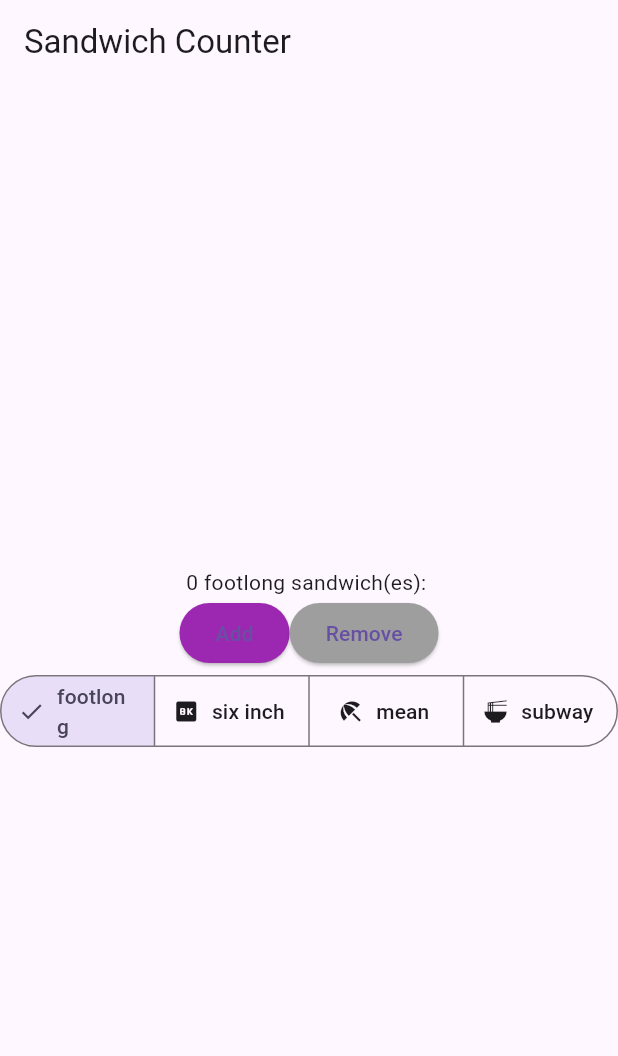
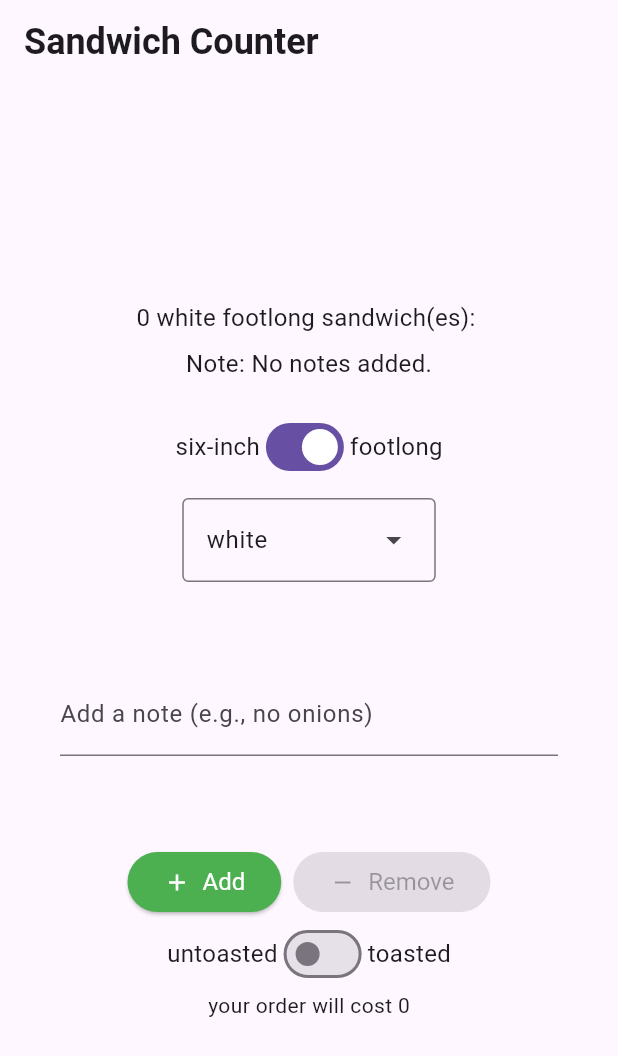
Before and after one commit to Finn-Cullen/sandwitch-shop, a Flutter app: the screen it shows after launch, on a phone screen of 412 x 824 dp. Shown: the top 1056 px of the screen. Run offline on Flutter 3.47's test engine with Material 3 defaults, Android fonts, the phone set to English and light mode, and no system bars.

Commit message:
worksheet 4 done

```diff
--- a/lib/main.dart
+++ b/lib/main.dart
@@ -1,4 +1,7 @@
 import 'package:flutter/material.dart';
+import 'views/app_styles.dart';
+import 'repositories/order_repository.dart';
+import 'repositories/price_calc.dart';
 
 // how to push file
 
@@ -7,6 +10,8 @@
 // git add "file name"
 // git commit -m "Set Up the Project"
 // git push
+
+enum BreadType { white, wheat, wholemeal }
 
 void main() {
   runApp(const App());
@@ -24,13 +29,6 @@
   }
 }
 
-enum sandwitches{
-  footlong("footlong"),mean("mean"),sixinch("six inch"),subway("subway");
-
-  const sandwitches(this.label);
-  final String label;
-}
-
 class OrderScreen extends StatefulWidget {
   final int maxQuantity;
 
@@ -43,108 +41,238 @@
 }
 
 class _OrderScreenState extends State<OrderScreen> {
-  int _quantity = 0;
-  String sandwitch = "footlong";
-  sandwitches sw = sandwitches.footlong;
+  late final OrderRepository _orderRepository;
+  late final PriceCalc _priceCalc;
+  final TextEditingController _notesController = TextEditingController();
+  bool _isFootlong = true;
+  int price = 0;
+  bool _isToasted = false;
+  BreadType _selectedBreadType = BreadType.white;
+
+  @override
+  void initState() {
+    super.initState();
+    _priceCalc = PriceCalc();
+    _orderRepository = OrderRepository(maxQuantity: widget.maxQuantity);
+    _notesController.addListener(() {
+      setState(() {});
+    });
+  }
+
+  @override
+  void dispose() {
+    _notesController.dispose();
+    super.dispose();
+  }
+
+  VoidCallback? _getIncreaseCallback() {
+    if (_orderRepository.canIncrement) {
+      return () => setState(_orderRepository.increment);
+    }
+    return null;
+  }
+
+  VoidCallback? _getDecreaseCallback() {
+    if (_orderRepository.canDecrement) {
+      return () => setState(_orderRepository.decrement);
+    }
+    return null;
+  }
+
+  void _onSandwichTypeChanged(bool value) {
+    setState(() => _isFootlong = value);
+  }
+
+  void _onBreadTypeSelected(BreadType? value) {
+    if (value != null) {
+      setState(() => _selectedBreadType = value);
+    }
+  }
+
+  List<DropdownMenuEntry<BreadType>> _buildDropdownEntries() {
+    List<DropdownMenuEntry<BreadType>> entries = [];
+    for (BreadType bread in BreadType.values) {
+      DropdownMenuEntry<BreadType> newEntry = DropdownMenuEntry<BreadType>(
+        value: bread,
+        label: bread.name,
+      );
+      entries.add(newEntry);
+    }
+    return entries;
+  }
 
   @override
   Widget build(BuildContext context) {
+    String sandwichType = 'footlong';
+    if (!_isFootlong) {
+      sandwichType = 'six-inch';
+    }
+
+    price = _priceCalc.calcprice(_orderRepository.quantity,_isFootlong);
+
+    String noteForDisplay;
+    if (_notesController.text.isEmpty) {
+      noteForDisplay = 'No notes added.';
+    } else {
+      noteForDisplay = _notesController.text;
+    }
+
     return Scaffold(
       appBar: AppBar(
-        title: const Text('Sandwich Counter'),
+        title: const Text(
+          'Sandwich Counter',
+          style: heading1,
+        ),
       ),
       body: Center(
         child: Column(
-
           mainAxisAlignment: MainAxisAlignment.center,
           children: <Widget>[
             OrderItemDisplay(
-              _quantity,
-              sandwitch,
+              quantity: _orderRepository.quantity,
+              itemType: sandwichType,
+              breadType: _selectedBreadType,
+              orderNote: noteForDisplay,
+            ),
+            const SizedBox(height: 20),
+            Row(
+              mainAxisAlignment: MainAxisAlignment.center,
+              children: [
+                const Text('six-inch', style: normalText),
+                Switch(
+                  key: const Key('aaaaaa'),
+                  value: _isFootlong,
+                  onChanged: _onSandwichTypeChanged,
+                ),
+                const Text('footlong', style: normalText),
+              ],
+            ),
+            const SizedBox(height: 10),
+            DropdownMenu<BreadType>(
+              textStyle: normalText,
+              initialSelection: _selectedBreadType,
+              onSelected: _onBreadTypeSelected,
+              dropdownMenuEntries: _buildDropdownEntries(),
+            ),
+            const SizedBox(height: 20),
+            Padding(
+              padding: const EdgeInsets.all(40.0),
+              child: TextField(
+                key: const Key('notes_textfield'),
+                controller: _notesController,
+                decoration: const InputDecoration(
+                  labelText: 'Add a note (e.g., no onions)',
+                ),
+              ),
+            ),
+            const SizedBox(height: 20),
+            Row(
+              mainAxisAlignment: MainAxisAlignment.center,
+              children: [
+                StyledButton(
+                  onPressed: _getIncreaseCallback(),
+                  icon: Icons.add,
+                  label: 'Add',
+                  backgroundColor: Colors.green,
+                ),
+                const SizedBox(width: 8),
+                StyledButton(
+                  onPressed: _getDecreaseCallback(),
+                  icon: Icons.remove,
+                  label: 'Remove',
+                  backgroundColor: Colors.red,
+                ),
+              ],
             ),
             Row(
               mainAxisAlignment: MainAxisAlignment.center,
               children: [
-                ElevatedButton(
-                  style: ElevatedButton.styleFrom(
-                    backgroundColor: ret_col(Colors.purple,true),
-                  ),
-                  onPressed: _increaseQuantity,
-                  child: const Text('Add'),
+                const Text('untoasted', style: normalText),
+                Switch(
+                  key: const Key('bbb'),
+                  value: _isToasted,
+                  onChanged: (value) {
+                    setState(() => _isToasted = value);
+                  },
                 ),
-                ElevatedButton(
-                  style: ElevatedButton.styleFrom(
-                    backgroundColor: ret_col(Colors.green,false),
-                  ),
-                  onPressed: _decreaseQuantity,
-                  child: const Text('Remove'),
-                ),
+                const Text('toasted', style: normalText),
               ],
             ),
-
-            SegmentedButton<sandwitches>(
-              segments: const <ButtonSegment<sandwitches>>[
-                ButtonSegment<sandwitches>(
-                  value: sandwitches.footlong,
-                  label: Text('footlong'),
-                  icon: Icon(Icons.safety_check)),
-                ButtonSegment<sandwitches>(
-                  value: sandwitches.sixinch,
-                  label: Text('six inch'),
-                  icon: Icon(Icons.eight_k)),
-                ButtonSegment<sandwitches>(
-                  value: sandwitches.mean,
-                  label: Text('mean'),
-                  icon: Icon(Icons.beach_access_sharp)),
-                ButtonSegment<sandwitches>(
-                  value: sandwitches.subway,
-                  label: Text('subway'),
-                  icon: Icon(Icons.ramen_dining)),
-                ],
-              selected: <sandwitches>{sw},
-
-              onSelectionChanged: (Set<sandwitches> newSelection){
-                setState(() {
-                  sw = newSelection.first;
-                  sandwitch = sw.label;
-                });
-              }
-
-            )
-
+            Text('your order will cost '+price.toString()), // displays price
           ],
         ),
       ),
     );
   }
+}
 
-  MaterialColor ret_col(MaterialColor col, bool great){
-    if(!great){if(_quantity <= 0){col = Colors.grey;}}
-    if(great){if(_quantity >= widget.maxQuantity){col = Colors.grey;}}
-    return col;
-  }
+class StyledButton extends StatelessWidget {
+  final VoidCallback? onPressed;
+  final IconData icon;
+  final String label;
+  final Color backgroundColor;
 
-  void _increaseQuantity() {
-    if (_quantity < widget.maxQuantity) {
-      setState(() => _quantity++);
-    }
-  }
+  const StyledButton({
+    super.key,
+    required this.onPressed,
+    required this.icon,
+    required this.label,
+    required this.backgroundColor,
+  });
 
-  void _decreaseQuantity() {
-    if (_quantity > 0) {
-      setState(() => _quantity--);
-    }
+  @override
+  Widget build(BuildContext context) {
+    ButtonStyle myButtonStyle = ElevatedButton.styleFrom(
+      backgroundColor: backgroundColor,
+      foregroundColor: Colors.white,
+      textStyle: normalText,
+    );
+
+    return ElevatedButton(
+      onPressed: onPressed,
+      style: myButtonStyle,
+      child: Row(
+        children: [
+          Icon(icon),
+          const SizedBox(width: 8),
+          Text(label),
+        ],
+      ),
+    );
   }
 }
 
 class OrderItemDisplay extends StatelessWidget {
+  final int quantity;
   final String itemType;
-  final int quantity;
+  final BreadType breadType;
+  final String orderNote;
 
-  const OrderItemDisplay(this.quantity, this.itemType,{super.key});
+  const OrderItemDisplay({
+    super.key,
+    required this.quantity,
+    required this.itemType,
+    required this.breadType,
+    required this.orderNote,
+  });
 
   @override
   Widget build(BuildContext context) {
-    return Text('$quantity $itemType sandwich(es): ${'🥪' * quantity}');
+    String displayText =
+        '$quantity ${breadType.name} $itemType sandwich(es): ${'🥪' * quantity}';
+
+    return Column(
+      children: [
+        Text(
+          displayText,
+          style: normalText,
+        ),
+        const SizedBox(height: 8),
+        Text(
+          'Note: $orderNote',
+          style: normalText,
+        ),
+      ],
+    );
   }
 }
--- /dev/null
+++ b/lib/repositories/order_repository.dart
@@ -0,0 +1,23 @@
+class OrderRepository {
+  int _quantity = 0;
+  final int maxQuantity;
+
+  OrderRepository({required this.maxQuantity});
+
+  int get quantity => _quantity;
+
+  bool get canIncrement => _quantity < maxQuantity;
+  bool get canDecrement => _quantity > 0;
+
+  void increment() {
+    if (canIncrement) {
+      _quantity++;
+    }
+  }
+
+  void decrement() {
+    if (canDecrement) {
+      _quantity--;
+    }
+  }
+}
--- /dev/null
+++ b/lib/repositories/price_calc.dart
@@ -0,0 +1,7 @@
+class PriceCalc {
+  int calcprice(int quant,bool type){
+    int p = 7;
+    if(type){p = 11;}
+    return p*quant;
+  }
+}
--- /dev/null
+++ b/lib/views/app_styles.dart
@@ -0,0 +1,10 @@
+import 'package:flutter/material.dart';
+
+const TextStyle normalText = TextStyle(
+  fontSize: 16,
+);
+
+const heading1 = TextStyle(
+  fontSize: 24,
+  fontWeight: FontWeight.bold,
+);
```
Also changed, not shown: 3 other files.
